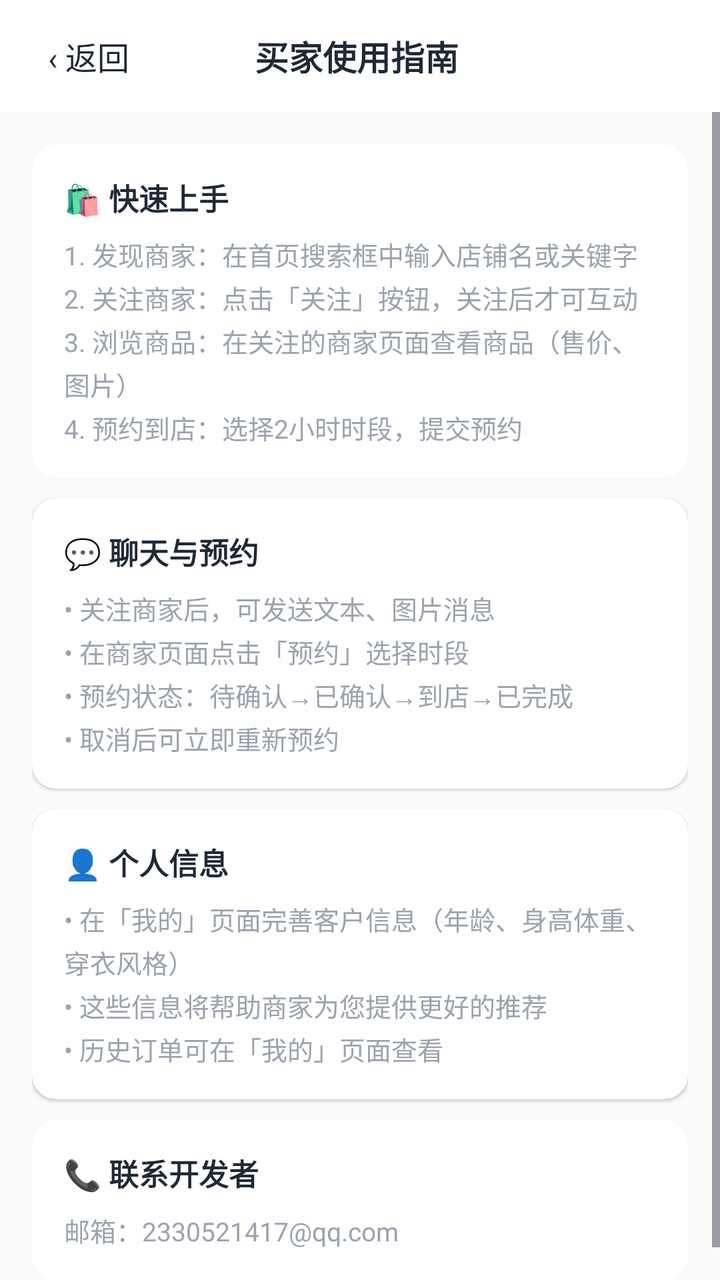
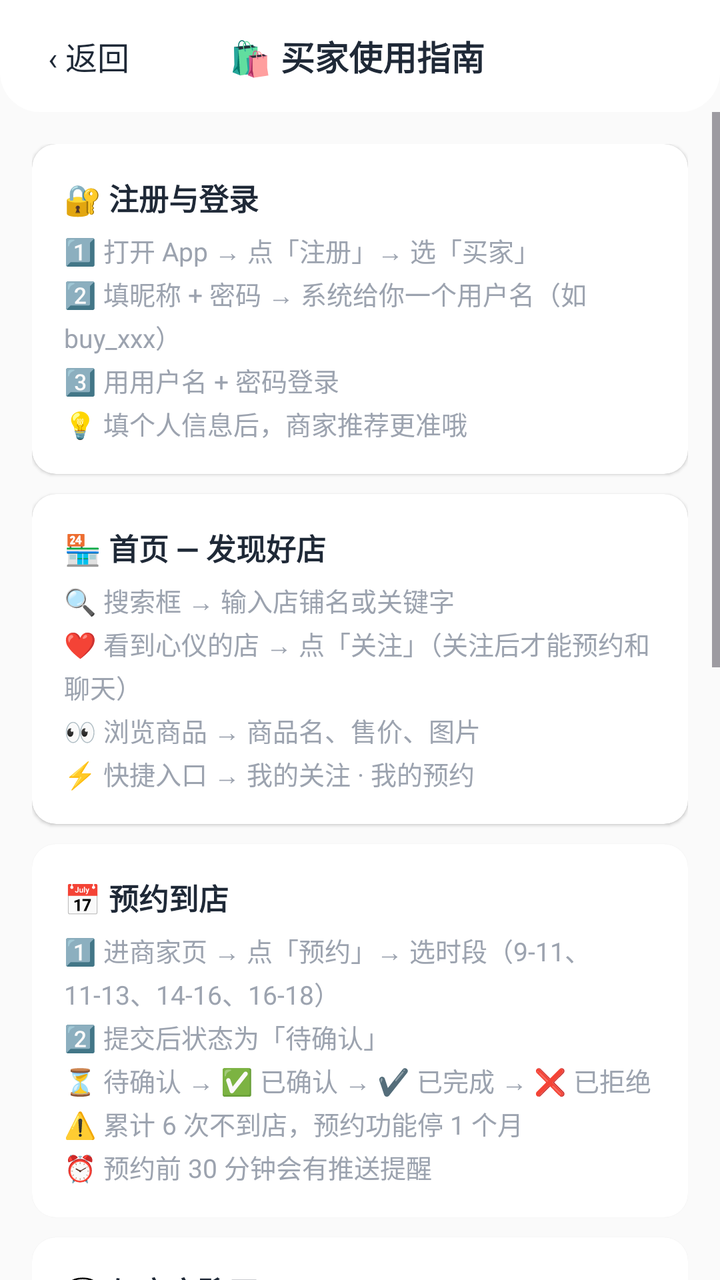

Before-and-after screenshots of an Android layout around one commit, followed by the original layout XML and the change that was made.
<!-- AndroidManifest.xml: application theme Theme.ClothingSI -->
<!-- res/layout/activity_buyer_guide.xml -->
<?xml version="1.0" encoding="utf-8"?>
<LinearLayout xmlns:android="http://schemas.android.com/apk/res/android"
    xmlns:app="http://schemas.android.com/apk/res-auto"
    android:layout_width="match_parent" android:layout_height="match_parent"
    android:orientation="vertical" android:background="@color/md_surface_container_low">

    <LinearLayout android:layout_width="match_parent" android:layout_height="56dp"
        android:background="@color/md_surface" android:orientation="horizontal"
        android:gravity="center_vertical" android:paddingStart="16dp" android:paddingEnd="16dp">
        <TextView android:id="@+id/btn_back" android:layout_width="wrap_content"
            android:layout_height="wrap_content" android:text="‹ 返回"
            android:textSize="16sp" android:textColor="@color/md_on_surface" android:padding="8dp" />
        <TextView android:layout_width="0dp" android:layout_height="wrap_content"
            android:layout_weight="1" android:text="买家使用指南"
            android:textSize="17sp" android:textStyle="bold" android:textColor="@color/md_on_surface"
            android:gravity="center" android:layout_marginEnd="60dp" />
    </LinearLayout>

    <ScrollView android:layout_width="match_parent" android:layout_height="match_parent">
        <LinearLayout android:layout_width="match_parent" android:layout_height="wrap_content"
            android:orientation="vertical" android:padding="16dp">

            <androidx.cardview.widget.CardView android:layout_width="match_parent"
                android:layout_height="wrap_content" app:cardCornerRadius="12dp"
                app:cardElevation="1dp" android:layout_marginBottom="10dp">
                <LinearLayout android:layout_width="match_parent" android:layout_height="wrap_content"
                    android:orientation="vertical" android:padding="16dp">
                    <TextView android:layout_width="wrap_content" android:layout_height="wrap_content"
                        android:text="🛍️ 快速上手" android:textSize="15sp" android:textStyle="bold"
                        android:textColor="@color/md_on_surface" android:layout_marginBottom="8dp" />
                    <TextView android:layout_width="wrap_content" android:layout_height="wrap_content"
                        android:text="1. 发现商家：在首页搜索框中输入店铺名或关键字\n2. 关注商家：点击「关注」按钮，关注后才可互动\n3. 浏览商品：在关注的商家页面查看商品（售价、图片）\n4. 预约到店：选择2小时时段，提交预约"
                        android:textSize="13sp" android:textColor="@color/md_on_surface_variant"
                        android:lineSpacingExtra="3dp" />
                </LinearLayout>
            </androidx.cardview.widget.CardView>

            <androidx.cardview.widget.CardView android:layout_width="match_parent"
                android:layout_height="wrap_content" app:cardCornerRadius="12dp"
                app:cardElevation="1dp" android:layout_marginBottom="10dp">
                <LinearLayout android:layout_width="match_parent" android:layout_height="wrap_content"
                    android:orientation="vertical" android:padding="16dp">
                    <TextView android:layout_width="wrap_content" android:layout_height="wrap_content"
                        android:text="💬 聊天与预约" android:textSize="15sp" android:textStyle="bold"
                        android:textColor="@color/md_on_surface" android:layout_marginBottom="8dp" />
                    <TextView android:layout_width="wrap_content" android:layout_height="wrap_content"
                        android:text="• 关注商家后，可发送文本、图片消息\n• 在商家页面点击「预约」选择时段\n• 预约状态：待确认→已确认→到店→已完成\n• 取消后可立即重新预约"
                        android:textSize="13sp" android:textColor="@color/md_on_surface_variant"
                        android:lineSpacingExtra="3dp" />
                </LinearLayout>
            </androidx.cardview.widget.CardView>

            <androidx.cardview.widget.CardView android:layout_width="match_parent"
                android:layout_height="wrap_content" app:cardCornerRadius="12dp"
                app:cardElevation="1dp" android:layout_marginBottom="10dp">
                <LinearLayout android:layout_width="match_parent" android:layout_height="wrap_content"
                    android:orientation="vertical" android:padding="16dp">
                    <TextView android:layout_width="wrap_content" android:layout_height="wrap_content"
                        android:text="👤 个人信息" android:textSize="15sp" android:textStyle="bold"
                        android:textColor="@color/md_on_surface" android:layout_marginBottom="8dp" />
                    <TextView android:layout_width="wrap_content" android:layout_height="wrap_content"
                        android:text="• 在「我的」页面完善客户信息（年龄、身高体重、穿衣风格）\n• 这些信息将帮助商家为您提供更好的推荐\n• 历史订单可在「我的」页面查看"
                        android:textSize="13sp" android:textColor="@color/md_on_surface_variant"
                        android:lineSpacingExtra="3dp" />
                </LinearLayout>
            </androidx.cardview.widget.CardView>

            <androidx.cardview.widget.CardView android:layout_width="match_parent"
                android:layout_height="wrap_content" app:cardCornerRadius="12dp"
                app:cardElevation="1dp">
                <LinearLayout android:layout_width="match_parent" android:layout_height="wrap_content"
                    android:orientation="vertical" android:padding="16dp">
                    <TextView android:layout_width="wrap_content" android:layout_height="wrap_content"
                        android:text="📞 联系开发者" android:textSize="15sp" android:textStyle="bold"
                        android:textColor="@color/md_on_surface" android:layout_marginBottom="8dp" />
                    <TextView android:layout_width="wrap_content" android:layout_height="wrap_content"
                        android:text="邮箱：2330521417@qq.com" android:textSize="13sp"
                        android:textColor="@color/md_on_surface_variant" />
                </LinearLayout>
            </androidx.cardview.widget.CardView>

        </LinearLayout>
    </ScrollView>
</LinearLayout>
<!-- resources referenced by this layout -->
<resources>
  <color name="md_on_surface">#1F2937</color>
  <color name="md_on_surface_variant">#9CA3AF</color>
  <color name="md_surface">#FFFFFF</color>
  <color name="md_surface_container_low">#FAFAFA</color>
  <style name="Theme.ClothingSI" parent="Theme.Material3.Light.NoActionBar">
          
          <item name="colorPrimary">@color/md_primary</item>
          <item name="colorOnPrimary">@color/md_on_primary</item>
          <item name="colorPrimaryContainer">@color/md_primary_container</item>
          <item name="colorOnPrimaryContainer">@color/md_on_primary_container</item>
  
          
          <item name="colorSecondary">@color/md_secondary</item>
          <item name="colorOnSecondary">@color/md_on_secondary</item>
          <item name="colorSecondaryContainer">@color/md_secondary_container</item>
          <item name="colorOnSecondaryContainer">@color/md_on_secondary_container</item>
  
          
          <item name="android:colorBackground">@color/md_surface_container_low</item>
          <item name="colorSurface">@color/md_surface</item>
          <item name="colorOnSurface">@color/md_on_surface</item>
          <item name="colorOnSurfaceVariant">@color/md_on_surface_variant</item>
  
          
          <item name="colorOutline">@color/md_outline</item>
          <item name="colorOutlineVariant">@color/md_outline_variant</item>
  
          
          <item name="colorError">@color/md_error</item>
          <item name="colorOnError">@color/md_on_error</item>
  
          
          <item name="android:statusBarColor">@android:color/transparent</item>
          <item name="android:navigationBarColor">@color/md_surface</item>
          <item name="android:windowLightStatusBar">true</item>
  
          
          <item name="android:fontFamily">sans-serif</item>
          <item name="android:textViewStyle">@style/TextView.Base</item>
      </style>
  <color name="md_primary">#F97316</color>
  <color name="md_on_primary">#FFFFFF</color>
  <color name="md_primary_container">#FFF7ED</color>
  <color name="md_on_primary_container">#5C3D00</color>
  <color name="md_secondary">#2563EB</color>
  <color name="md_on_secondary">#FFFFFF</color>
  <color name="md_secondary_container">#DBEAFE</color>
  <color name="md_on_secondary_container">#001A3E</color>
  <color name="md_outline">#9CA3AF</color>
  <color name="md_outline_variant">#D1D5DB</color>
  <color name="md_error">#EF4444</color>
  <color name="md_on_error">#FFFFFF</color>
  <style name="TextView.Base" parent="android:Widget.TextView">
          <item name="android:fontFamily">sans-serif</item>
      </style>
</resources>

<!-- the commit's change to res/layout/activity_buyer_guide.xml (unified diff, before → after) -->
@@ -5,14 +5,14 @@
     android:orientation="vertical" android:background="@color/md_surface_container_low">
 
     <LinearLayout android:layout_width="match_parent" android:layout_height="56dp"
-        android:background="@color/md_surface" android:orientation="horizontal"
+        android:background="@drawable/header_bar_bg" android:orientation="horizontal"
         android:gravity="center_vertical" android:paddingStart="16dp" android:paddingEnd="16dp">
         <TextView android:id="@+id/btn_back" android:layout_width="wrap_content"
-            android:layout_height="wrap_content" android:text="‹ 返回"
-            android:textSize="16sp" android:textColor="@color/md_on_surface" android:padding="8dp" />
+            android:layout_height="wrap_content" android:text="‹ 返回" android:textSize="16sp"
+            android:textColor="@color/md_on_surface" android:padding="8dp" />
         <TextView android:layout_width="0dp" android:layout_height="wrap_content"
-            android:layout_weight="1" android:text="买家使用指南"
-            android:textSize="17sp" android:textStyle="bold" android:textColor="@color/md_on_surface"
+            android:layout_weight="1" android:text="🛍️ 买家使用指南" android:textSize="17sp"
+            android:textStyle="bold" android:textColor="@color/md_on_surface"
             android:gravity="center" android:layout_marginEnd="60dp" />
     </LinearLayout>
 
@@ -20,51 +20,119 @@
         <LinearLayout android:layout_width="match_parent" android:layout_height="wrap_content"
             android:orientation="vertical" android:padding="16dp">
 
+            
             <androidx.cardview.widget.CardView android:layout_width="match_parent"
                 android:layout_height="wrap_content" app:cardCornerRadius="12dp"
                 app:cardElevation="1dp" android:layout_marginBottom="10dp">
                 <LinearLayout android:layout_width="match_parent" android:layout_height="wrap_content"
                     android:orientation="vertical" android:padding="16dp">
                     <TextView android:layout_width="wrap_content" android:layout_height="wrap_content"
-                        android:text="🛍️ 快速上手" android:textSize="15sp" android:textStyle="bold"
-                        android:textColor="@color/md_on_surface" android:layout_marginBottom="8dp" />
+                        android:text="🔐 注册与登录" android:textSize="15sp" android:textStyle="bold"
+                        android:textColor="@color/md_on_surface" android:layout_marginBottom="6dp" />
                     <TextView android:layout_width="wrap_content" android:layout_height="wrap_content"
-                        android:text="1. 发现商家：在首页搜索框中输入店铺名或关键字\n2. 关注商家：点击「关注」按钮，关注后才可互动\n3. 浏览商品：在关注的商家页面查看商品（售价、图片）\n4. 预约到店：选择2小时时段，提交预约"
+                        android:text="1️⃣ 打开 App → 点「注册」→ 选「买家」\n2️⃣ 填昵称 + 密码 → 系统给你一个用户名（如 buy_xxx）\n3️⃣ 用用户名 + 密码登录\n💡 填个人信息后，商家推荐更准哦"
                         android:textSize="13sp" android:textColor="@color/md_on_surface_variant"
                         android:lineSpacingExtra="3dp" />
                 </LinearLayout>
             </androidx.cardview.widget.CardView>
 
+            
             <androidx.cardview.widget.CardView android:layout_width="match_parent"
                 android:layout_height="wrap_content" app:cardCornerRadius="12dp"
                 app:cardElevation="1dp" android:layout_marginBottom="10dp">
                 <LinearLayout android:layout_width="match_parent" android:layout_height="wrap_content"
                     android:orientation="vertical" android:padding="16dp">
                     <TextView android:layout_width="wrap_content" android:layout_height="wrap_content"
-                        android:text="💬 聊天与预约" android:textSize="15sp" android:textStyle="bold"
-                        android:textColor="@color/md_on_surface" android:layout_marginBottom="8dp" />
+                        android:text="🏪 首页 — 发现好店" android:textSize="15sp" android:textStyle="bold"
+                        android:textColor="@color/md_on_surface" android:layout_marginBottom="6dp" />
                     <TextView android:layout_width="wrap_content" android:layout_height="wrap_content"
-                        android:text="• 关注商家后，可发送文本、图片消息\n• 在商家页面点击「预约」选择时段\n• 预约状态：待确认→已确认→到店→已完成\n• 取消后可立即重新预约"
+                        android:text="🔍 搜索框 → 输入店铺名或关键字\n❤️ 看到心仪的店 → 点「关注」（关注后才能预约和聊天）\n👀 浏览商品 → 商品名、售价、图片\n⚡ 快捷入口 → 我的关注 · 我的预约"
                         android:textSize="13sp" android:textColor="@color/md_on_surface_variant"
                         android:lineSpacingExtra="3dp" />
                 </LinearLayout>
             </androidx.cardview.widget.CardView>
 
+            
             <androidx.cardview.widget.CardView android:layout_width="match_parent"
                 android:layout_height="wrap_content" app:cardCornerRadius="12dp"
                 app:cardElevation="1dp" android:layout_marginBottom="10dp">
                 <LinearLayout android:layout_width="match_parent" android:layout_height="wrap_content"
                     android:orientation="vertical" android:padding="16dp">
                     <TextView android:layout_width="wrap_content" android:layout_height="wrap_content"
-                        android:text="👤 个人信息" android:textSize="15sp" android:textStyle="bold"
-                        android:textColor="@color/md_on_surface" android:layout_marginBottom="8dp" />
+                        android:text="📅 预约到店" android:textSize="15sp" android:textStyle="bold"
+                        android:textColor="@color/md_on_surface" android:layout_marginBottom="6dp" />
                     <TextView android:layout_width="wrap_content" android:layout_height="wrap_content"
-                        android:text="• 在「我的」页面完善客户信息（年龄、身高体重、穿衣风格）\n• 这些信息将帮助商家为您提供更好的推荐\n• 历史订单可在「我的」页面查看"
+                        android:text="1️⃣ 进商家页 → 点「预约」→ 选时段（9-11、11-13、14-16、16-18）\n2️⃣ 提交后状态为「待确认」\n⏳ 待确认 → ✅ 已确认 → ✔️ 已完成 → ❌ 已拒绝\n⚠️ 累计 6 次不到店，预约功能停 1 个月\n⏰ 预约前 30 分钟会有推送提醒"
                         android:textSize="13sp" android:textColor="@color/md_on_surface_variant"
                         android:lineSpacingExtra="3dp" />
                 </LinearLayout>
             </androidx.cardview.widget.CardView>
 
+            
+            <androidx.cardview.widget.CardView android:layout_width="match_parent"
+                android:layout_height="wrap_content" app:cardCornerRadius="12dp"
+                app:cardElevation="1dp" android:layout_marginBottom="10dp">
+                <LinearLayout android:layout_width="match_parent" android:layout_height="wrap_content"
+                    android:orientation="vertical" android:padding="16dp">
+                    <TextView android:layout_width="wrap_content" android:layout_height="wrap_content"
+                        android:text="💬 与商家聊天" android:textSize="15sp" android:textStyle="bold"
+                        android:textColor="@color/md_on_surface" android:layout_marginBottom="6dp" />
+                    <TextView android:layout_width="wrap_content" android:layout_height="wrap_content"
+                        android:text="📝 文字聊天 — 像微信一样\n🖼️ 图片 — 发照片给商家看\n🃏 商品卡片 — 发商家店里的商品链接"
+                        android:textSize="13sp" android:textColor="@color/md_on_surface_variant"
+                        android:lineSpacingExtra="3dp" />
+                </LinearLayout>
+            </androidx.cardview.widget.CardView>
+
+            
+            <androidx.cardview.widget.CardView android:layout_width="match_parent"
+                android:layout_height="wrap_content" app:cardCornerRadius="12dp"
+                app:cardElevation="1dp" android:layout_marginBottom="10dp">
+                <LinearLayout android:layout_width="match_parent" android:layout_height="wrap_content"
+                    android:orientation="vertical" android:padding="16dp">
+                    <TextView android:layout_width="wrap_content" android:layout_height="wrap_content"
+                        android:text="📬 消息页" android:textSize="15sp" android:textStyle="bold"
+                        android:textColor="@color/md_on_surface" android:layout_marginBottom="6dp" />
+                    <TextView android:layout_width="wrap_content" android:layout_height="wrap_content"
+                        android:text="🏪 顶部 — 最近预约（最多 6 条）\n💬 下方 — 聊天列表，支持按店名搜索\n📅 支持聊天/预约 tab 切换"
+                        android:textSize="13sp" android:textColor="@color/md_on_surface_variant"
+                        android:lineSpacingExtra="3dp" />
+                </LinearLayout>
+            </androidx.cardview.widget.CardView>
+
+            
+            <androidx.cardview.widget.CardView android:layout_width="match_parent"
+                android:layout_height="wrap_content" app:cardCornerRadius="12dp"
+                app:cardElevation="1dp" android:layout_marginBottom="10dp">
+                <LinearLayout android:layout_width="match_parent" android:layout_height="wrap_content"
+                    android:orientation="vertical" android:padding="16dp">
+                    <TextView android:layout_width="wrap_content" android:layout_height="wrap_content"
+                        android:text="👤 我的页面" android:textSize="15sp" android:textStyle="bold"
+                        android:textColor="@color/md_on_surface" android:layout_marginBottom="6dp" />
+                    <TextView android:layout_width="wrap_content" android:layout_height="wrap_content"
+                        android:text="🖼️ 头像 → 可换 | ✏️ 昵称 → 可改 | 🔑 用户名 → 不可改\n📋 客户信息 → 完善年龄/身高/三围/风格，推荐更精准\n📄 历史订单 → 按商品名搜索\n🧭 底部导航：首页 | 消息 | 我的"
+                        android:textSize="13sp" android:textColor="@color/md_on_surface_variant"
+                        android:lineSpacingExtra="3dp" />
+                </LinearLayout>
+            </androidx.cardview.widget.CardView>
+
+            
+            <androidx.cardview.widget.CardView android:layout_width="match_parent"
+                android:layout_height="wrap_content" app:cardCornerRadius="12dp"
+                app:cardElevation="1dp" android:layout_marginBottom="10dp">
+                <LinearLayout android:layout_width="match_parent" android:layout_height="wrap_content"
+                    android:orientation="vertical" android:padding="16dp">
+                    <TextView android:layout_width="wrap_content" android:layout_height="wrap_content"
+                        android:text="📌 注意事项" android:textSize="15sp" android:textStyle="bold"
+                        android:textColor="@color/md_on_surface" android:layout_marginBottom="6dp" />
+                    <TextView android:layout_width="wrap_content" android:layout_height="wrap_content"
+                        android:text="🌐 买家功能需要联网，断网时用不了\n🔒 个人信息仅用于商家推荐参考，密码不会泄露"
+                        android:textSize="13sp" android:textColor="@color/md_on_surface_variant"
+                        android:lineSpacingExtra="3dp" />
+                </LinearLayout>
+            </androidx.cardview.widget.CardView>
+
+            
             <androidx.cardview.widget.CardView android:layout_width="match_parent"
                 android:layout_height="wrap_content" app:cardCornerRadius="12dp"
                 app:cardElevation="1dp">
@@ -72,7 +140,7 @@
                     android:orientation="vertical" android:padding="16dp">
                     <TextView android:layout_width="wrap_content" android:layout_height="wrap_content"
                         android:text="📞 联系开发者" android:textSize="15sp" android:textStyle="bold"
-                        android:textColor="@color/md_on_surface" android:layout_marginBottom="8dp" />
+                        android:textColor="@color/md_on_surface" android:layout_marginBottom="6dp" />
                     <TextView android:layout_width="wrap_content" android:layout_height="wrap_content"
                         android:text="邮箱：2330521417@qq.com" android:textSize="13sp"
                         android:textColor="@color/md_on_surface_variant" />
<!-- resource entries referenced after the edit -->
@@ -4,6 +4,12 @@
   <color name="md_on_surface_variant">#9CA3AF</color>
   <color name="md_surface">#FFFFFF</color>
   <color name="md_surface_container_low">#FAFAFA</color>
+  <!-- drawable header_bar_bg (drawable) -->
+  <?xml version="1.0" encoding="utf-8"?>
+  <shape xmlns:android="http://schemas.android.com/apk/res/android" android:shape="rectangle">
+      <solid android:color="@color/md_surface" />
+      <corners android:topLeftRadius="0dp" android:topRightRadius="0dp" android:bottomLeftRadius="20dp" android:bottomRightRadius="20dp" />
+  </shape>
   <style name="Theme.ClothingSI" parent="Theme.Material3.Light.NoActionBar">
           
           <item name="colorPrimary">@color/md_primary</item>
